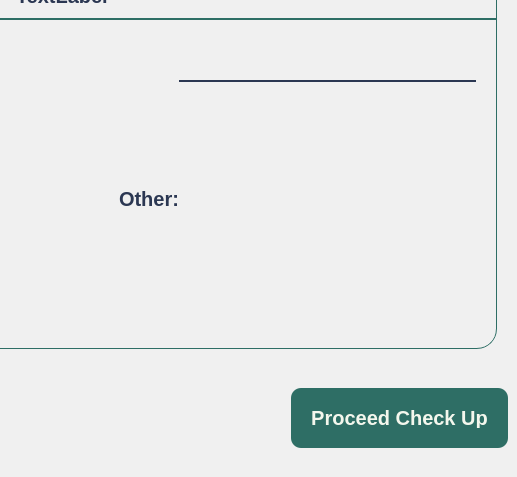
Above: Views/Doctor_Diagnosis.ui from VinsmokeSanji69/COVACHA_CLINIC_SYSTEM before the change; both pictures show x 648 to 1165 and y 295 to 772 of the 1165 by 772 pixel window. Below: the same form after it.
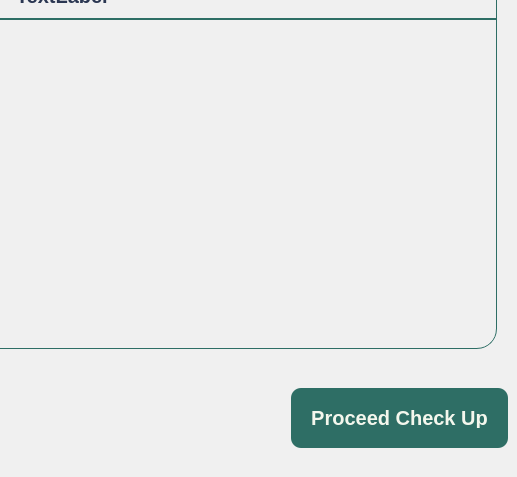
That is the form after the change. Icons and pictures are not drawn.

What changed in the file:
```diff
--- a/Views/Doctor_Diagnosis.ui
+++ b/Views/Doctor_Diagnosis.ui
@@ -1297,49 +1297,6 @@
                    <property name="bottomMargin">
                     <number>0</number>
                    </property>
-                   <item>
-                    <widget class="QFrame" name="frame_9">
-                     <property name="sizePolicy">
-                      <sizepolicy hsizetype="Preferred" vsizetype="Preferred">
-                       <horstretch>0</horstretch>
-                       <verstretch>0</verstretch>
-                      </sizepolicy>
-                     </property>
-                     <property name="frameShape">
-                      <enum>QFrame::StyledPanel</enum>
-                     </property>
-                     <property name="frameShadow">
-                      <enum>QFrame::Raised</enum>
-                     </property>
-                     <layout class="QHBoxLayout" name="horizontalLayout_3">
-                      <property name="spacing">
-                       <number>0</number>
-                      </property>
-                      <property name="leftMargin">
-                       <number>0</number>
-                      </property>
-                      <property name="topMargin">
-                       <number>0</number>
-                      </property>
-                      <property name="rightMargin">
-                       <number>0</number>
-                      </property>
-                      <property name="bottomMargin">
-                       <number>0</number>
-                      </property>
-                      <item>
-                       <widget class="QLabel" name="OtherLabel">
-                        <property name="text">
-                         <string>Other:</string>
-                        </property>
-                       </widget>
-                      </item>
-                      <item alignment="Qt::AlignTop">
-                       <widget class="QLineEdit" name="OtherText"/>
-                      </item>
-                     </layout>
-                    </widget>
-                   </item>
                   </layout>
                  </widget>
                 </item>
```
Left out of the diff: 4 changed lines with no effect on the pictures.
